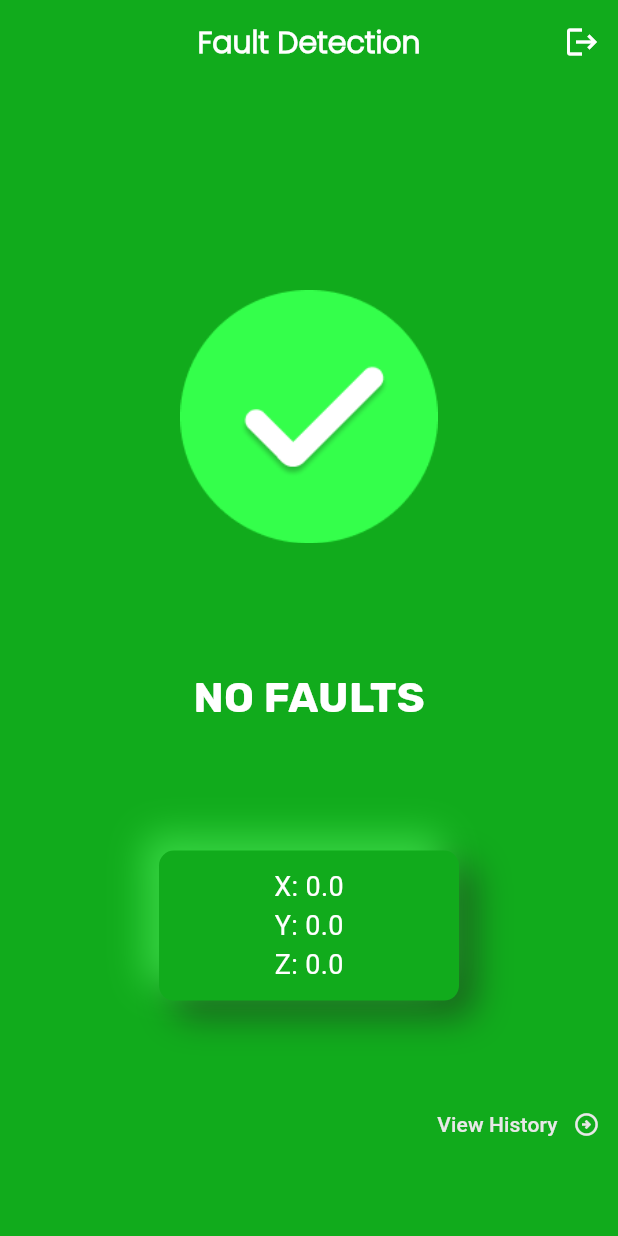
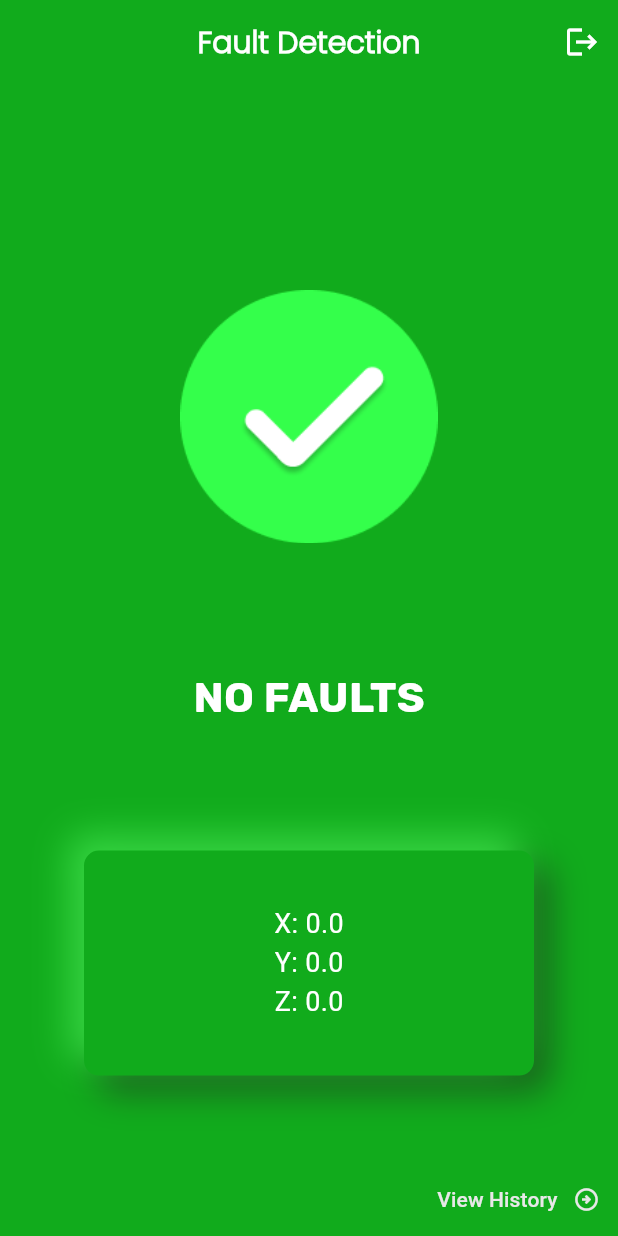
Before and after one commit to Delwn/Main-Project, a Flutter app: the HomeScreen screen opened directly, on a phone screen of 412 x 824 dp. Run offline on Flutter 3.47's test engine with Material 3 defaults, Android fonts, the phone set to English and light mode, and no system bars; our stand-ins replace cloud_firestore, firebase_auth, firebase_core, fluttertoast, get, google_fonts and 1 more; accounts and stored records are empty.

```diff
--- a/main_project_app/lib/screens/home_screen.dart
+++ b/main_project_app/lib/screens/home_screen.dart
@@ -74,7 +74,10 @@
                 SizedBox(
                   height: mq.height / 10,
                 ),
-                Container(
+                SizedBox(
+                  height: 150,
+                  width: 300,
+                  child: Container(
                     alignment: Alignment.center,
                     height: 100,
                     width: 200,
@@ -128,6 +131,7 @@
                       ],
                     ),
                   ),
+                ),
                 SizedBox(
                   height: mq.height / 14,
                 ),
```
Also changed, not shown: main_project_app/lib/Controllers/history_controller.dart (+16 -0 lines). Lines whose indentation alone changed are shown as unchanged.
